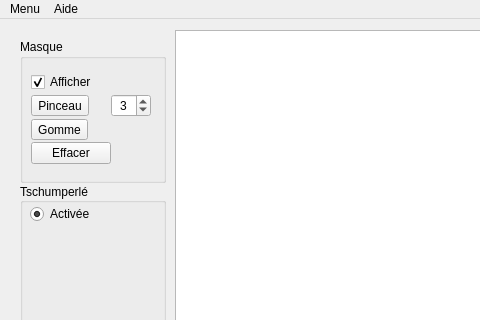
The window that mainwindow.ui (cheer37/ct2-inpainting) describes before a commit, drawn with Qt 5; both pictures show x 0 to 480 and y 0 to 320 of the 950 by 600 pixel window.
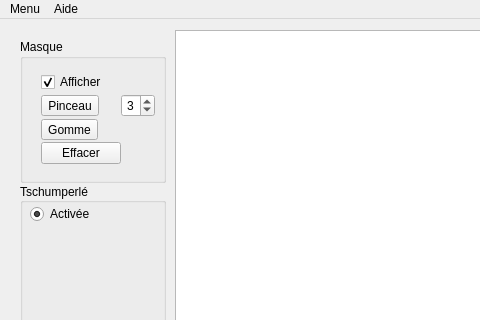
The same window after the commit.

The edit to the form file:
```diff
--- a/mainwindow.ui
+++ b/mainwindow.ui
@@ -73,9 +73,9 @@
            <widget class="QWidget" name="layoutWidget">
             <property name="geometry">
              <rect>
-              <x>0</x>
+              <x>10</x>
               <y>20</y>
-              <width>142</width>
+              <width>121</width>
               <height>121</height>
              </rect>
             </property>
```
Left out of the diff: 6 changed lines with no effect on the pictures.
